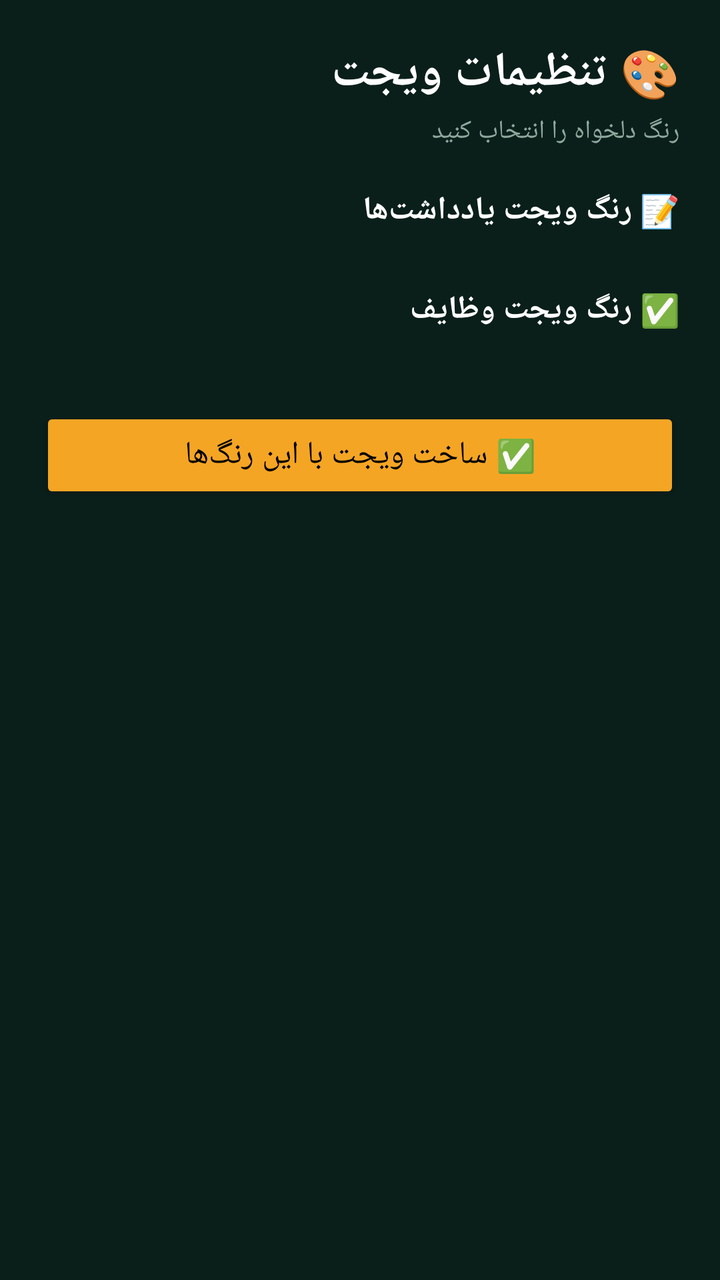
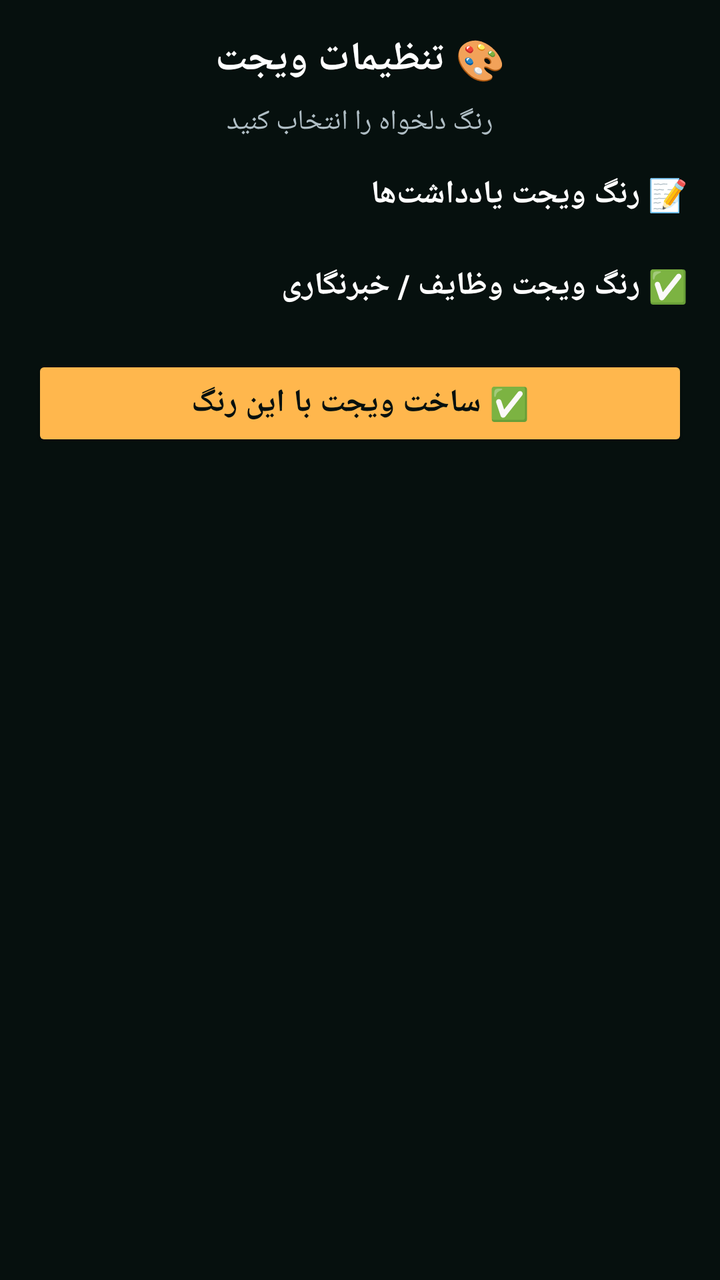

Two renders of the same Android screen: before a commit and after it. Below are the layout's source before the change and the commit's diff.
<!-- AndroidManifest.xml: activity theme android:Theme.Material.NoActionBar -->
<!-- res/layout/activity_widget_config.xml -->
<?xml version="1.0" encoding="utf-8"?>
<ScrollView xmlns:android="http://schemas.android.com/apk/res/android"
    android:layout_width="match_parent"
    android:layout_height="match_parent"
    android:background="#FF0A1F1A"
    android:fillViewport="true">

    <LinearLayout
        android:layout_width="match_parent"
        android:layout_height="wrap_content"
        android:orientation="vertical"
        android:padding="20dp">

        <TextView
            android:layout_width="match_parent"
            android:layout_height="wrap_content"
            android:text="🎨 تنظیمات ویجت"
            android:textColor="#FFFFFFFF"
            android:textSize="24sp"
            android:textStyle="bold" />

        <TextView
            android:layout_width="match_parent"
            android:layout_height="wrap_content"
            android:text="رنگ دلخواه را انتخاب کنید"
            android:textColor="#FF8FA89F"
            android:textSize="13sp"
            android:layout_marginTop="4dp" />

        <TextView
            android:layout_width="match_parent"
            android:layout_height="wrap_content"
            android:text="📝 رنگ ویجت یادداشت‌ها"
            android:textColor="#FFFFFFFF"
            android:textSize="16sp"
            android:textStyle="bold"
            android:layout_marginTop="20dp" />

        <GridLayout
            android:id="@+id/config_note_grid"
            android:layout_width="match_parent"
            android:layout_height="wrap_content"
            android:columnCount="4"
            android:layout_marginTop="8dp" />

        <TextView
            android:layout_width="match_parent"
            android:layout_height="wrap_content"
            android:text="✅ رنگ ویجت وظایف"
            android:textColor="#FFFFFFFF"
            android:textSize="16sp"
            android:textStyle="bold"
            android:layout_marginTop="20dp" />

        <GridLayout
            android:id="@+id/config_task_grid"
            android:layout_width="match_parent"
            android:layout_height="wrap_content"
            android:columnCount="4"
            android:layout_marginTop="8dp" />

        <Button
            android:id="@+id/config_confirm_btn"
            android:layout_width="match_parent"
            android:layout_height="wrap_content"
            android:text="✅ ساخت ویجت با این رنگ‌ها"
            android:layout_marginTop="30dp"
            android:textSize="16sp"
            android:backgroundTint="#FFF5A524"
            android:textColor="#FF000000" />
    </LinearLayout>
</ScrollView>
<!-- resources referenced by this layout -->
<resources>

</resources>

<!-- the commit's change to res/layout/activity_widget_config.xml (unified diff, before → after) -->
@@ -1,72 +1,71 @@
 <?xml version="1.0" encoding="utf-8"?>
-<ScrollView xmlns:android="http://schemas.android.com/apk/res/android"
+<LinearLayout xmlns:android="http://schemas.android.com/apk/res/android"
     android:layout_width="match_parent"
     android:layout_height="match_parent"
-    android:background="#FF0A1F1A"
-    android:fillViewport="true">
+    android:orientation="vertical"
+    android:padding="16dp"
+    android:background="#FF06100E">
 
-    <LinearLayout
+    <TextView
         android:layout_width="match_parent"
         android:layout_height="wrap_content"
-        android:orientation="vertical"
-        android:padding="20dp">
+        android:text="🎨 تنظیمات ویجت"
+        android:textColor="#FFFFFFFF"
+        android:textSize="20sp"
+        android:textStyle="bold"
+        android:gravity="center"
+        android:layout_marginBottom="8dp" />
 
-        <TextView
-            android:layout_width="match_parent"
-            android:layout_height="wrap_content"
-            android:text="🎨 تنظیمات ویجت"
-            android:textColor="#FFFFFFFF"
-            android:textSize="24sp"
-            android:textStyle="bold" />
+    <TextView
+        android:layout_width="match_parent"
+        android:layout_height="wrap_content"
+        android:text="رنگ دلخواه را انتخاب کنید"
+        android:textColor="#FFB0BEC5"
+        android:textSize="14sp"
+        android:gravity="center"
+        android:layout_marginBottom="16dp" />
 
-        <TextView
-            android:layout_width="match_parent"
-            android:layout_height="wrap_content"
-            android:text="رنگ دلخواه را انتخاب کنید"
-            android:textColor="#FF8FA89F"
-            android:textSize="13sp"
-            android:layout_marginTop="4dp" />
+    <TextView
+        android:layout_width="match_parent"
+        android:layout_height="wrap_content"
+        android:text="📝 رنگ ویجت یادداشت‌ها"
+        android:textColor="#FFFFFFFF"
+        android:textSize="16sp"
+        android:textStyle="bold"
+        android:layout_marginBottom="8dp" />
 
-        <TextView
-            android:layout_width="match_parent"
-            android:layout_height="wrap_content"
-            android:text="📝 رنگ ویجت یادداشت‌ها"
-            android:textColor="#FFFFFFFF"
-            android:textSize="16sp"
-            android:textStyle="bold"
-            android:layout_marginTop="20dp" />
+    <GridLayout
+        android:id="@+id/config_note_grid"
+        android:layout_width="match_parent"
+        android:layout_height="wrap_content"
+        android:columnCount="4"
+        android:rowCount="2"
+        android:layout_marginBottom="16dp" />
 
-        <GridLayout
-            android:id="@+id/config_note_grid"
-            android:layout_width="match_parent"
-            android:layout_height="wrap_content"
-            android:columnCount="4"
-            android:layout_marginTop="8dp" />
+    <TextView
+        android:layout_width="match_parent"
+        android:layout_height="wrap_content"
+        android:text="✅ رنگ ویجت وظایف / خبرنگاری"
+        android:textColor="#FFFFFFFF"
+        android:textSize="16sp"
+        android:textStyle="bold"
+        android:layout_marginBottom="8dp" />
 
-        <TextView
-            android:layout_width="match_parent"
-            android:layout_height="wrap_content"
-            android:text="✅ رنگ ویجت وظایف"
-            android:textColor="#FFFFFFFF"
-            android:textSize="16sp"
-            android:textStyle="bold"
-            android:layout_marginTop="20dp" />
+    <GridLayout
+        android:id="@+id/config_task_grid"
+        android:layout_width="match_parent"
+        android:layout_height="wrap_content"
+        android:columnCount="4"
+        android:rowCount="2"
+        android:layout_marginBottom="16dp" />
 
-        <GridLayout
-            android:id="@+id/config_task_grid"
-            android:layout_width="match_parent"
-            android:layout_height="wrap_content"
-            android:columnCount="4"
-            android:layout_marginTop="8dp" />
-
-        <Button
-            android:id="@+id/config_confirm_btn"
-            android:layout_width="match_parent"
-            android:layout_height="wrap_content"
-            android:text="✅ ساخت ویجت با این رنگ‌ها"
-            android:layout_marginTop="30dp"
-            android:textSize="16sp"
-            android:backgroundTint="#FFF5A524"
-            android:textColor="#FF000000" />
-    </LinearLayout>
-</ScrollView>
+    <Button
+        android:id="@+id/config_confirm_btn"
+        android:layout_width="match_parent"
+        android:layout_height="wrap_content"
+        android:text="✅ ساخت ویجت با این رنگ"
+        android:textColor="#FF06100E"
+        android:textSize="16sp"
+        android:textStyle="bold"
+        android:backgroundTint="#FFFFB74D" />
+</LinearLayout>
